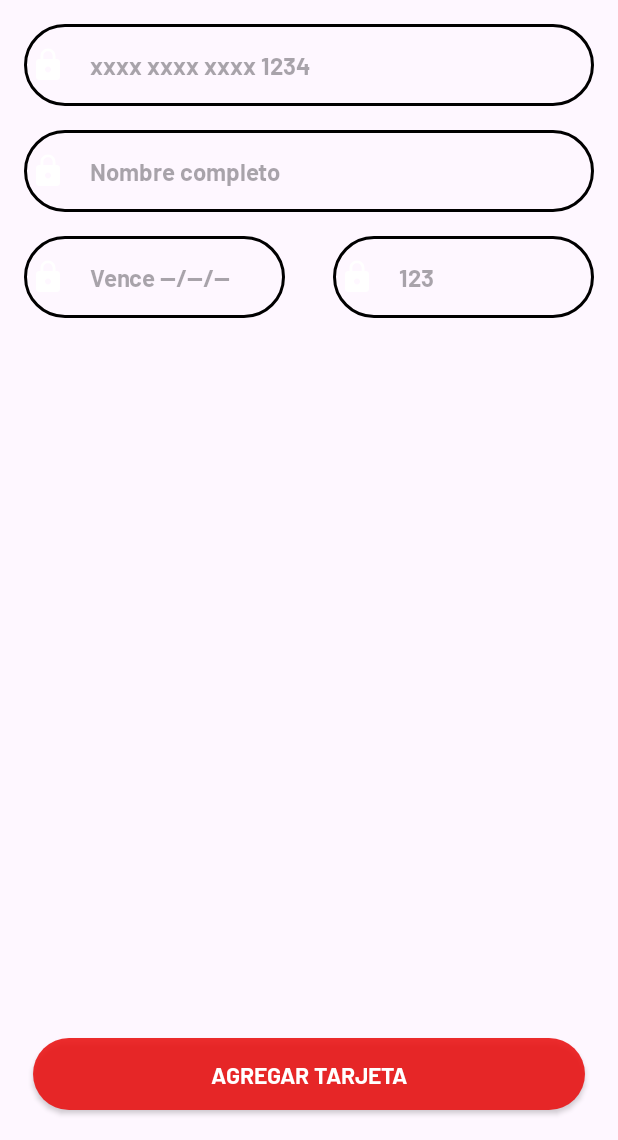
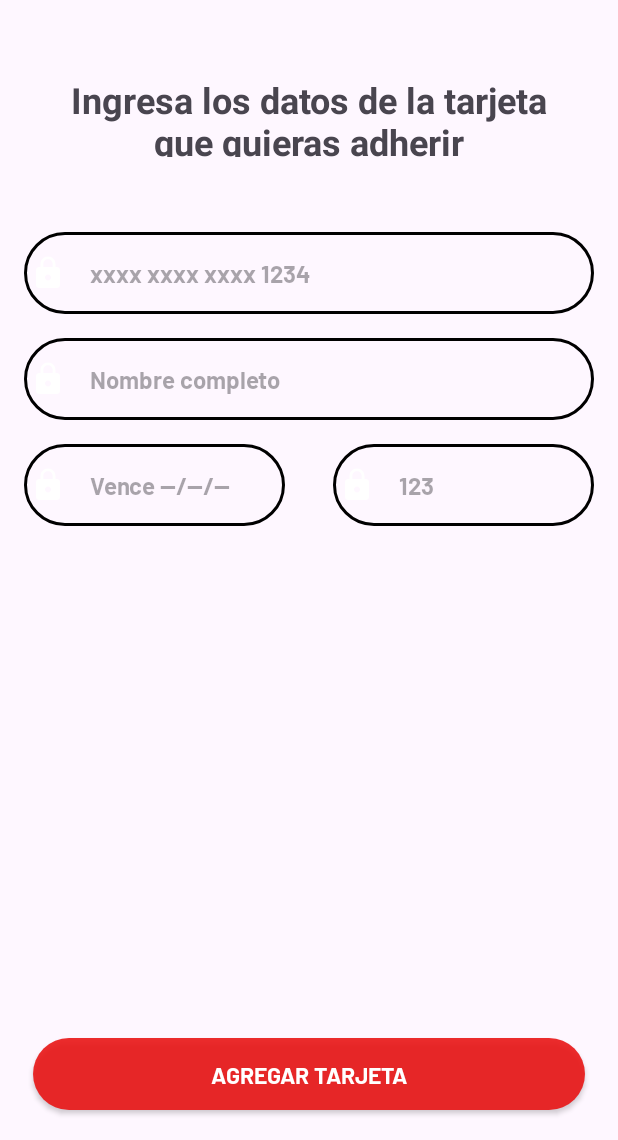
Before and after one commit to azorahai1986/PaymentMethods, an Android app: the AddNewCardFragment screen opened through its navigation route, on a phone screen of 412 x 824 dp, the part 96-1236 px from its top. Run offline under Robolectric (Android 15) with nearby library versions, the phone set to English and light mode, and no system bars; our stand-ins replace Dagger/Hilt's generated code, navigation-ui.

```diff
--- a/app/src/main/AndroidManifest.xml
+++ b/app/src/main/AndroidManifest.xml
@@ -2,8 +2,11 @@
 <manifest xmlns:android="http://schemas.android.com/apk/res/android"
     xmlns:tools="http://schemas.android.com/tools">
 
+    <uses-permission android:name="android.permission.INTERNET"/>
+
     <application
         android:allowBackup="true"
+        android:name=".PaymentMethodsApp"
         android:dataExtractionRules="@xml/data_extraction_rules"
         android:fullBackupContent="@xml/backup_rules"
         android:icon="@mipmap/ic_launcher"
--- a/app/src/main/java/com/hernan/paymentmethods/domain/CreditCard.kt
+++ b/app/src/main/java/com/hernan/paymentmethods/domain/model/CreditCard.kt
@@ -1,4 +1,4 @@
-package com.hernan.paymentmethods.domain
+package com.hernan.paymentmethods.domain.model
 
 data class CreditCard(
     val cardImage:String = "",
--- a/app/src/main/java/com/hernan/paymentmethods/ui/activity/MainActivity.kt
+++ b/app/src/main/java/com/hernan/paymentmethods/ui/activity/MainActivity.kt
@@ -8,7 +8,9 @@ import androidx.navigation.findNavController
 import androidx.navigation.ui.setupActionBarWithNavController
 import com.hernan.paymentmethods.R
 import com.hernan.paymentmethods.databinding.ActivityMainBinding
+import dagger.hilt.android.AndroidEntryPoint
 
+@AndroidEntryPoint
 class MainActivity : AppCompatActivity() {
 
     private lateinit var binding:ActivityMainBinding
@@ -17,9 +19,7 @@ class MainActivity : AppCompatActivity() {
         binding = ActivityMainBinding.inflate(layoutInflater)
         setContentView(binding.root)
 
-        if (Build.VERSION.SDK_INT >= Build.VERSION_CODES.TIRAMISU) {
-            window.statusBarColor = resources.getColor(R.color.blue, theme)
-        }
+        window.statusBarColor = resources.getColor(R.color.blue, theme)
         setSupportActionBar(binding.toolbar)
         binding.toolbar.setTitleTextColor(ContextCompat.getColor(this, android.R.color.white))
         val navController = findNavController(R.id.nav_host_fragment_activity_main)
--- a/app/src/main/java/com/hernan/paymentmethods/ui/adapters/CreditCardAdapter.kt
+++ b/app/src/main/java/com/hernan/paymentmethods/ui/adapters/CreditCardAdapter.kt
@@ -5,10 +5,9 @@ import android.view.LayoutInflater
 import android.view.View
 import android.view.ViewGroup
 import androidx.recyclerview.widget.RecyclerView
-import com.bumptech.glide.Glide
 import com.hernan.paymentmethods.R
 import com.hernan.paymentmethods.databinding.ItemCreditCardBinding
-import com.hernan.paymentmethods.domain.CreditCard
+import com.hernan.paymentmethods.domain.model.CreditCard
 
 class CreditCardAdapter(val cardList: ArrayList<CreditCard>, val context:Context): RecyclerView.Adapter<CreditCardAdapter.ViewHolderCard>() {
 
--- a/app/src/main/res/layout/fragment_add_new_card.xml
+++ b/app/src/main/res/layout/fragment_add_new_card.xml
@@ -5,6 +5,22 @@
     android:layout_height="match_parent"
     xmlns:app="http://schemas.android.com/apk/res-auto"
     tools:context=".ui.fragments.AddNewCardFragment">
+
+    <TextView
+        android:id="@+id/textTitle"
+        android:layout_width="match_parent"
+        android:layout_height="0dp"
+        app:layout_constraintTop_toTopOf="parent"
+        app:layout_constraintStart_toStartOf="parent"
+        app:layout_constraintEnd_toEndOf="parent"
+        app:layout_constraintBottom_toTopOf="@id/etCardNumber"
+        android:layout_marginTop="80dp"
+        android:layout_marginBottom="30dp"
+        android:layout_marginHorizontal="30dp"
+        android:text="@string/insert_card_data"
+        android:textAlignment="center"
+        android:textSize="24sp"
+        android:textStyle="bold"/>
 
     <androidx.appcompat.widget.AppCompatEditText
         android:id="@+id/etCardNumber"
@@ -17,9 +33,10 @@
         style="@style/textBoxStyle"
         android:hint="@string/hiden_numbers"
         android:inputType="number"
-        app:layout_constraintTop_toTopOf="parent"
+        app:layout_constraintTop_toBottomOf="@id/textTitle"
         app:layout_constraintStart_toStartOf="parent"
         app:layout_constraintEnd_toEndOf="parent"
+        android:layout_marginTop="50dp"
         android:padding="15dp"
         android:imeOptions="actionNext"
         android:drawableStart="@drawable/ic_lock"/>
@@ -38,6 +55,7 @@
         app:layout_constraintTop_toBottomOf="@id/etCardNumber"
         app:layout_constraintStart_toStartOf="parent"
         app:layout_constraintEnd_toEndOf="parent"
+        android:layout_marginTop="16dp"
         android:padding="15dp"
         android:imeOptions="actionNext"
         android:drawableStart="@drawable/ic_lock"/>
@@ -57,6 +75,7 @@
         app:layout_constraintTop_toBottomOf="@id/etCardName"
         app:layout_constraintStart_toStartOf="parent"
         app:layout_constraintEnd_toStartOf="@id/etSecurityCode"
+        android:layout_marginTop="16dp"
         android:padding="15dp"
         android:imeOptions="actionNext"
         android:drawableStart="@drawable/ic_lock"/>
--- a/app/src/main/res/navigation/nav_graph.xml
+++ b/app/src/main/res/navigation/nav_graph.xml
@@ -21,6 +21,9 @@
         <action
             android:id="@+id/action_CardFragment_to_AddNewCardFragment"
             app:destination="@id/AddNewCardFragment" />
+        <action
+            android:id="@+id/action_CardFragment_to_QrFragment"
+            app:destination="@id/QrFragment" />
     </fragment>
 
     <fragment
@@ -38,6 +41,12 @@
         tools:layout="@layout/fragment_add_new_card">
     </fragment>
 
+    <fragment
+        android:id="@+id/QrFragment"
+        android:name="com.hernan.paymentmethods.ui.fragments.QrFragment"
+        tools:layout="@layout/fragment_qr">
+    </fragment>
+
 
 
 </navigation>
--- a/app/src/main/res/values/strings.xml
+++ b/app/src/main/res/values/strings.xml
@@ -18,4 +18,5 @@
     <string name="security_code">    123</string>
     <string name="full_name">Nombre completo</string>
     <string name="add_new_card">Agregar Tarjeta</string>
+    <string name="insert_card_data">Ingresa los datos de la tarjeta que quieras adherir</string>
 </resources>
--- a/app/src/main/res/values/styles.xml
+++ b/app/src/main/res/values/styles.xml
@@ -46,7 +46,7 @@
         <item name="android:fontFamily">@font/barlow_bold</item>
         <item name="android:paddingStart">4dp</item>
         <item name="android:paddingEnd">4dp</item>
-        <item name="android:layout_margin">16dp</item>
+        <item name="android:layout_marginHorizontal">16dp</item>
         <item name="android:background">@drawable/edittext_roundedcorners_grey</item>
     </style>
 </resources>
```
Also changed, not shown: app/build.gradle (+18 -0 lines), app/src/main/java/com/hernan/paymentmethods/ui/fragments/CardFragment.kt (+6 -3 lines), build.gradle (+7 -1 lines).
